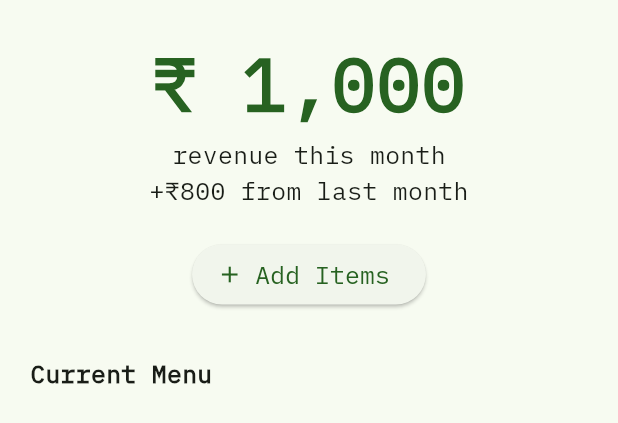
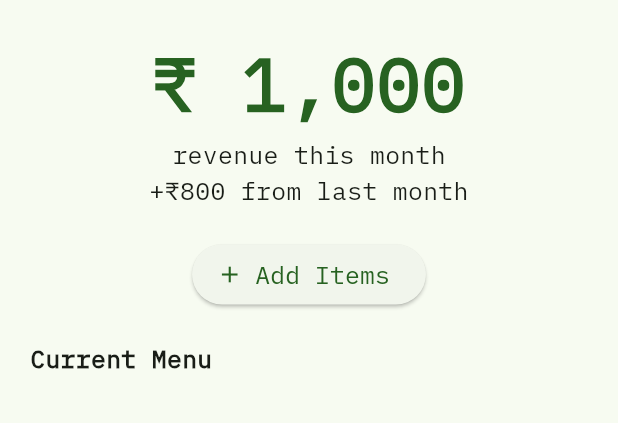
Before and after one commit to Cscreed3131/Silicon_Eats, a Flutter app: the AdminAddFoodWidget widget shown alone on an empty page, opened directly, on a phone screen of 412 x 824 dp. Shown: the top 423 px of the screen. Run offline on Flutter 3.47's test engine with Material 2 defaults, Android fonts, the phone set to English and light mode, and no system bars; our stand-ins replace cloud_firestore, firebase_auth, firebase_core, firebase_storage, flutter_riverpod, image_picker; accounts and stored records are empty.

Commit message:
minor changes

```diff
--- a/lib/src/admin/widgets/admin_add_food_widget.dart
+++ b/lib/src/admin/widgets/admin_add_food_widget.dart
@@ -79,7 +79,7 @@ class _AdminAddFoodWidgetState extends ConsumerState<AdminAddFoodWidget> {
           ),
 
           const SizedBox(
-            height: 30,
+            height: 20,
           ),
 
           //Text saying items
@@ -96,7 +96,11 @@ class _AdminAddFoodWidgetState extends ConsumerState<AdminAddFoodWidget> {
           ),
 
           //List of items
-          ListView.builder(
+          Padding(
+            padding: const EdgeInsets.only(
+              bottom: 50,
+            ),
+            child: ListView.builder(
               shrinkWrap: true,
               physics: const NeverScrollableScrollPhysics(),
               itemCount: foodItemDetails.length,
@@ -133,6 +137,7 @@ class _AdminAddFoodWidgetState extends ConsumerState<AdminAddFoodWidget> {
                 );
               },
             ),
+          ),
         ],
       ),
     );
```
Also changed, not shown: lib/providers/user_data_provider.dart (+10 -0 lines), lib/src/admin/screens/admin_home_screen.dart (+16 -8 lines), lib/src/admin/widgets/admin_manage_items.dart (added, +12 -0 lines). Lines whose indentation alone changed are shown as unchanged.
